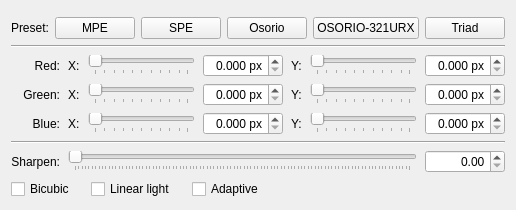
First picture: the form in src/kcm/FringeShiftKCM.ui, repository salimsket/kwin-effects-fringeshift, before the edit.
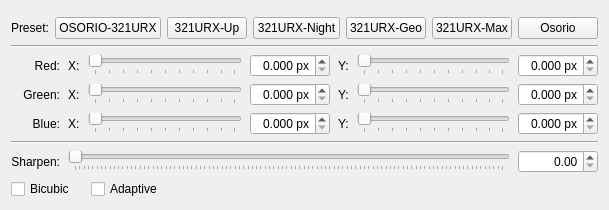
Second picture: the form after the edit. Custom widgets are drawn as their Qt base class.

Commit message: OSORIO-321URX calibrated values, new presets, hide Linear light

Diff of the .ui file:
```diff
--- a/src/kcm/FringeShiftKCM.ui
+++ b/src/kcm/FringeShiftKCM.ui
@@ -25,9 +25,9 @@
       </widget>
      </item>
      <item>
-      <widget class="QPushButton" name="presetMpeButton">
+      <widget class="QPushButton" name="presetOsorio321urxButton">
        <property name="text">
-        <string>MPE</string>
+        <string>OSORIO-321URX</string>
        </property>
        <property name="toolTip">
         <string>Emitter lattice measured across ~60 cells of a macro photograph, so per-cell reading error averages out. Separations 0.437 px vertical, 0.449 px horizontal.</string>
@@ -37,10 +37,40 @@
      <item>
       <widget class="QPushButton" name="presetSpeButton">
        <property name="text">
-        <string>SPE</string>
+        <string>321URX-Up</string>
        </property>
        <property name="toolTip">
-        <string>The same panel read from the scale drawing of one cell: 0.472 px vertical, 0.441 px horizontal.</string>
+        <string>OSORIO-321URX rounded up to clean values: green against red/blue 0.70 px.</string>
+       </property>
+      </widget>
+     </item>
+     <item>
+      <widget class="QPushButton" name="presetNightButton">
+       <property name="text">
+        <string>321URX-Night</string>
+       </property>
+       <property name="toolTip">
+        <string>The first calibration session, at low brightness with white text on black: 0.60 px.</string>
+       </property>
+      </widget>
+     </item>
+     <item>
+      <widget class="QPushButton" name="presetGeoButton">
+       <property name="text">
+        <string>321URX-Geo</string>
+       </property>
+       <property name="toolTip">
+        <string>The emitter offsets measured under the microscope, used directly: 0.49 px vertical, green 0.13 px right in X. Usually looks under-corrected.</string>
+       </property>
+      </widget>
+     </item>
+     <item>
+      <widget class="QPushButton" name="presetMaxButton">
+       <property name="text">
+        <string>321URX-Max</string>
+       </property>
+       <property name="toolTip">
+        <string>Computed from screenshots: the setting at which the light of pure black/white edges moves the full 0.49 px. 0.79 px. Strong; may over-correct grey text.</string>
        </property>
       </widget>
      </item>
@@ -54,26 +84,6 @@
        </property>
       </widget>
      </item>
-     <item>
-      <widget class="QPushButton" name="presetOsorio321urxButton">
-       <property name="text">
-        <string>OSORIO-321URX</string>
-       </property>
-       <property name="toolTip">
-        <string>Osorio, checked under a microscope: the emitter offsets measured on the panel itself (0.49 px vertical, 0.49 px between red and blue, green 0.07 px left of red), with Linear light on so the light moves by exactly that much. What this effect ships with.</string>
-       </property>
-      </widget>
-     </item>
-     <item>
-      <widget class="QPushButton" name="presetTriadButton">
-       <property name="text">
-        <string>Triad</string>
-       </property>
-       <property name="toolTip">
-        <string>Vertical only, and roughly a third of the measured geometry: the floor of the useful range. Visible on a fringe test pattern, near invisible in normal use.</string>
-       </property>
-      </widget>
-     </item>
      <item>
       <spacer name="presetSpacer">
        <property name="orientation">
@@ -417,16 +427,6 @@
          </property>
         </widget>
        </item>
-       <item>
-        <widget class="QCheckBox" name="kcfg_LinearLight">
-         <property name="text">
-          <string>Linear light</string>
-         </property>
-         <property name="toolTip">
-          <string>Shift the light, not the code values: an area resample in linear light. Each channel's light moves by exactly the shift you set, at any contrast. Replaces Bicubic.</string>
-         </property>
-        </widget>
-       </item>
        <item>
         <widget class="QCheckBox" name="kcfg_Adaptive">
          <property name="text">
```
Left out of the diff: 4 changed lines with no effect on the pictures. The commit also changes 6 other files.
